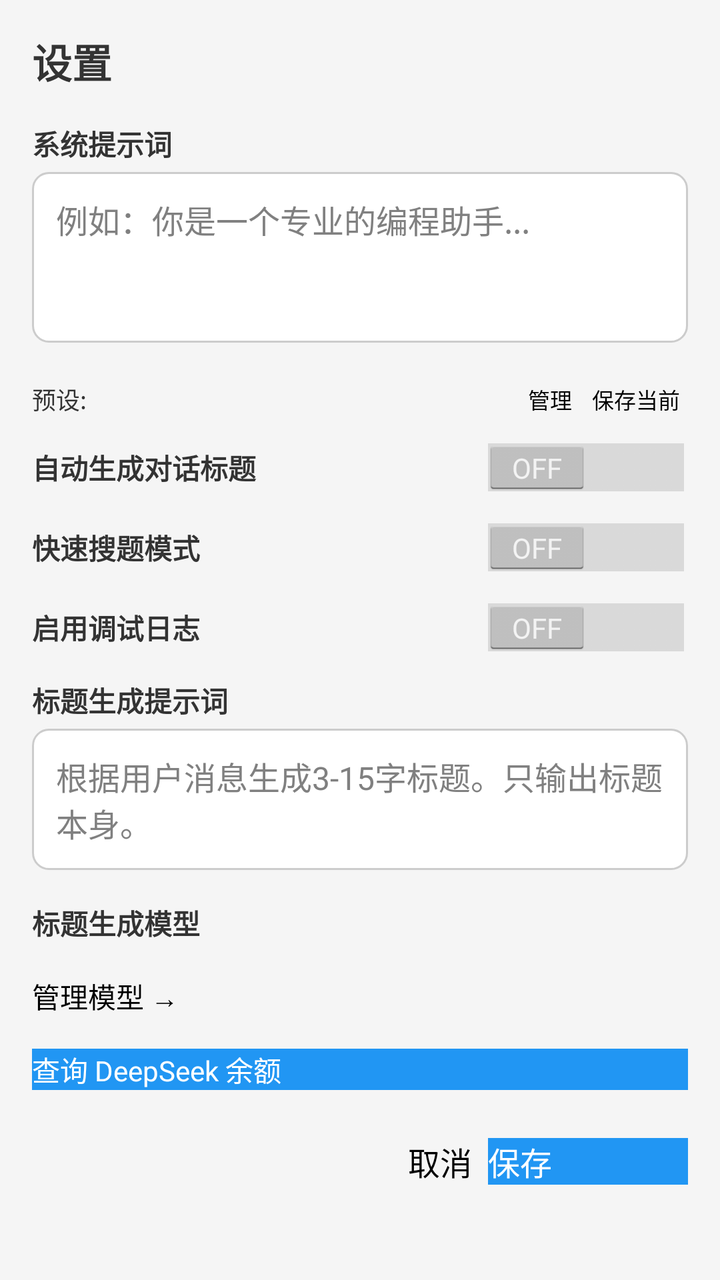
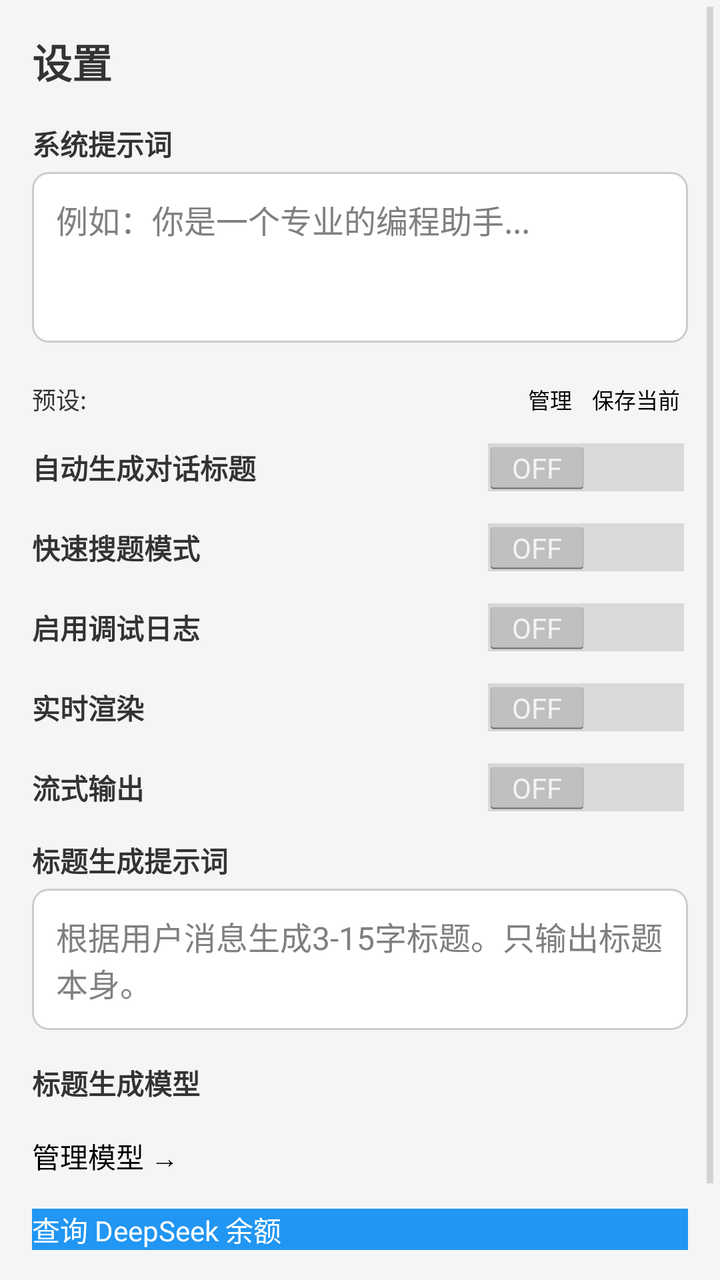

Before-and-after screenshots of an Android layout around one commit, followed by the original layout XML and the change that was made.
<!-- AndroidManifest.xml: application theme AppTheme -->
<!-- res/layout/activity_settings.xml -->
<?xml version="1.0" encoding="utf-8"?>
<ScrollView xmlns:android="http://schemas.android.com/apk/res/android"
    android:layout_width="match_parent"
    android:layout_height="match_parent"
    android:fillViewport="true">

<LinearLayout
    android:orientation="vertical"
    android:background="@color/background"
    android:padding="16dp"
    android:layout_width="match_parent"
    android:layout_height="wrap_content">

    <TextView
        android:textSize="20sp"
        android:textStyle="bold"
        android:textColor="@color/text_primary"
        android:layout_width="match_parent"
        android:layout_height="wrap_content"
        android:layout_marginBottom="16dp"
        android:text="设置"/>

    
    <TextView
        android:textSize="14sp"
        android:textStyle="bold"
        android:textColor="@color/text_primary"
        android:layout_width="match_parent"
        android:layout_height="wrap_content"
        android:layout_marginBottom="4dp"
        android:text="@string/system_prompt"/>
    <EditText
        android:gravity="top"
        android:id="@+id/system_prompt_edit"
        android:background="@drawable/edit_text_background"
        android:padding="12dp"
        android:layout_width="match_parent"
        android:layout_height="wrap_content"
        android:layout_marginBottom="16dp"
        android:hint="例如：你是一个专业的编程助手..."
        android:maxLines="6"
        android:minLines="3"
        android:inputType="textMultiLine"/>

    
    <LinearLayout
        android:gravity="center_vertical"
        android:orientation="horizontal"
        android:layout_width="match_parent"
        android:layout_height="wrap_content"
        android:layout_marginBottom="8dp">
        <TextView
            android:textSize="12sp"
            android:textColor="@color/text_primary"
            android:layout_width="wrap_content"
            android:layout_height="wrap_content"
            android:text="预设:"/>
        <Spinner
            android:id="@+id/preset_spinner"
            android:layout_width="0dp"
            android:layout_height="wrap_content"
            android:layout_weight="1"
            android:layout_marginLeft="4dp"/>
        <Button
            android:textSize="11sp"
            android:id="@+id/manage_presets_button"
            android:layout_width="wrap_content"
            android:layout_height="wrap_content"
            android:layout_marginLeft="4dp"
            android:padding="4dp"
            android:minWidth="0dp"
            android:text="管理"/>
        <Button
            android:textSize="11sp"
            android:id="@+id/save_preset_button"
            android:layout_width="wrap_content"
            android:layout_height="wrap_content"
            android:layout_marginLeft="2dp"
            android:padding="4dp"
            android:minWidth="0dp"
            android:text="保存当前"/>
    </LinearLayout>

    
    <LinearLayout
        android:gravity="center_vertical"
        android:orientation="horizontal"
        android:layout_width="match_parent"
        android:layout_height="wrap_content"
        android:layout_marginBottom="12dp">
        <TextView
            android:textSize="14sp"
            android:textStyle="bold"
            android:textColor="@color/text_primary"
            android:layout_width="0dp"
            android:layout_height="wrap_content"
            android:layout_weight="1"
            android:text="自动生成对话标题"/>
        <Switch
            android:id="@+id/auto_title_switch"
            android:layout_width="wrap_content"
            android:layout_height="wrap_content"/>
    </LinearLayout>

    
    <LinearLayout
        android:gravity="center_vertical"
        android:orientation="horizontal"
        android:layout_width="match_parent"
        android:layout_height="wrap_content"
        android:layout_marginBottom="12dp">
        <TextView
            android:textSize="14sp"
            android:textStyle="bold"
            android:textColor="@color/text_primary"
            android:layout_width="0dp"
            android:layout_height="wrap_content"
            android:layout_weight="1"
            android:text="@string/quick_scan_mode"/>
        <Switch
            android:id="@+id/quick_scan_switch"
            android:layout_width="wrap_content"
            android:layout_height="wrap_content"/>
    </LinearLayout>

    
    <LinearLayout
        android:gravity="center_vertical"
        android:orientation="horizontal"
        android:layout_width="match_parent"
        android:layout_height="wrap_content"
        android:layout_marginBottom="12dp">
        <TextView
            android:textSize="14sp"
            android:textStyle="bold"
            android:textColor="@color/text_primary"
            android:layout_width="0dp"
            android:layout_height="wrap_content"
            android:layout_weight="1"
            android:text="启用调试日志"/>
        <Switch
            android:id="@+id/log_switch"
            android:layout_width="wrap_content"
            android:layout_height="wrap_content"/>
    </LinearLayout>

    
    <TextView
        android:textSize="14sp"
        android:textStyle="bold"
        android:textColor="@color/text_primary"
        android:layout_width="match_parent"
        android:layout_height="wrap_content"
        android:layout_marginBottom="4dp"
        android:text="标题生成提示词"/>
    <EditText
        android:gravity="top"
        android:id="@+id/title_prompt_edit"
        android:background="@drawable/edit_text_background"
        android:padding="12dp"
        android:layout_width="match_parent"
        android:layout_height="wrap_content"
        android:layout_marginBottom="16dp"
        android:hint="根据用户消息生成3-15字标题。只输出标题本身。"
        android:maxLines="3"
        android:minLines="2"
        android:inputType="textMultiLine"/>

    
    <LinearLayout
        android:gravity="center_vertical"
        android:orientation="horizontal"
        android:layout_width="match_parent"
        android:layout_height="wrap_content"
        android:layout_marginBottom="16dp">
        <TextView
            android:textSize="14sp"
            android:textStyle="bold"
            android:textColor="@color/text_primary"
            android:layout_width="wrap_content"
            android:layout_height="wrap_content"
            android:text="标题生成模型"/>
        <Spinner
            android:id="@+id/title_model_spinner"
            android:layout_width="0dp"
            android:layout_height="wrap_content"
            android:layout_weight="1"
            android:layout_marginLeft="8dp"/>
    </LinearLayout>

    
    <Button
        android:textSize="14sp"
        android:id="@+id/manage_models_button"
        android:layout_width="match_parent"
        android:layout_height="wrap_content"
        android:layout_marginBottom="16dp"
        android:text="管理模型 →"/>

    
    <Button
        android:textSize="14sp"
        android:id="@+id/balance_button"
        android:background="@color/primary"
        android:textColor="@android:color/white"
        android:layout_width="match_parent"
        android:layout_height="wrap_content"
        android:layout_marginBottom="24dp"
        android:text="查询 DeepSeek 余额"/>

    
    <LinearLayout
        android:gravity="end"
        android:orientation="horizontal"
        android:layout_width="match_parent"
        android:layout_height="wrap_content">
        <Button
            android:id="@+id/cancel_button"
            android:layout_width="wrap_content"
            android:layout_height="wrap_content"
            android:layout_marginRight="8dp"
            android:text="@string/cancel"/>
        <Button
            android:textColor="@android:color/white"
            android:id="@+id/save_button"
            android:background="@color/primary"
            android:layout_width="wrap_content"
            android:layout_height="wrap_content"
            android:minWidth="100dp"
            android:text="@string/save"/>
    </LinearLayout>
</LinearLayout>
</ScrollView>
<!-- resources referenced by this layout -->
<resources>
  <color name="background">#f5f5f5</color>
  <color name="primary">#2196f3</color>
  <color name="text_primary">#333333</color>
  <!-- drawable edit_text_background (drawable) -->
  <?xml version="1.0" encoding="utf-8"?>
  <shape xmlns:android="http://schemas.android.com/apk/res/android" android:shape="rectangle">
      <solid android:color="@android:color/white"/>
      <corners android:radius="8dp"/>
      <stroke android:width="1dp" android:color="@color/gray"/>
  </shape>
  <string name="cancel">取消</string>
  <string name="quick_scan_mode">快速搜题模式</string>
  <string name="save">保存</string>
  <string name="system_prompt">系统提示词</string>
  <style name="AppTheme" parent="@android:style/Theme.Holo.Light">
          <item name="android:windowBackground">@color/background</item>
          <item name="android:actionBarStyle">@style/ActionBarStyle</item>
      </style>
  <color name="gray">#cccccc</color>
  <style name="ActionBarStyle" parent="@android:style/Widget.Holo.Light.ActionBar">
          <item name="android:background">@color/primary</item>
      </style>
</resources>

<!-- the commit's change to res/layout/activity_settings.xml (unified diff, before → after) -->
@@ -145,6 +145,48 @@
     </LinearLayout>
 
     
+    <LinearLayout
+        android:gravity="center_vertical"
+        android:orientation="horizontal"
+        android:layout_width="match_parent"
+        android:layout_height="wrap_content"
+        android:layout_marginBottom="12dp">
+        <TextView
+            android:textSize="14sp"
+            android:textStyle="bold"
+            android:textColor="@color/text_primary"
+            android:layout_width="0dp"
+            android:layout_height="wrap_content"
+            android:layout_weight="1"
+            android:text="实时渲染"/>
+        <Switch
+            android:id="@+id/realtime_render_switch"
+            android:layout_width="wrap_content"
+            android:layout_height="wrap_content"/>
+    </LinearLayout>
+
+    
+    <LinearLayout
+        android:gravity="center_vertical"
+        android:orientation="horizontal"
+        android:layout_width="match_parent"
+        android:layout_height="wrap_content"
+        android:layout_marginBottom="12dp">
+        <TextView
+            android:textSize="14sp"
+            android:textStyle="bold"
+            android:textColor="@color/text_primary"
+            android:layout_width="0dp"
+            android:layout_height="wrap_content"
+            android:layout_weight="1"
+            android:text="流式输出"/>
+        <Switch
+            android:id="@+id/stream_switch"
+            android:layout_width="wrap_content"
+            android:layout_height="wrap_content"/>
+    </LinearLayout>
+
+    
     <TextView
         android:textSize="14sp"
         android:textStyle="bold"
